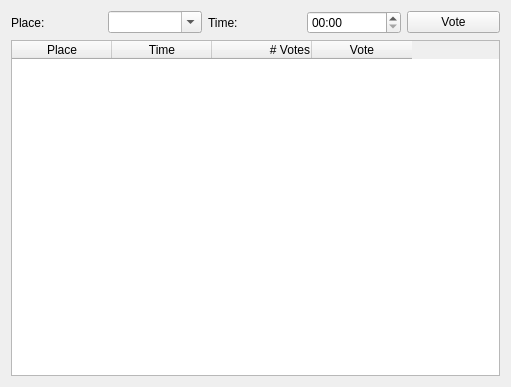
Qt form plugins/voter/voter.ui (hannesrauhe/lunchinator) before a commit.
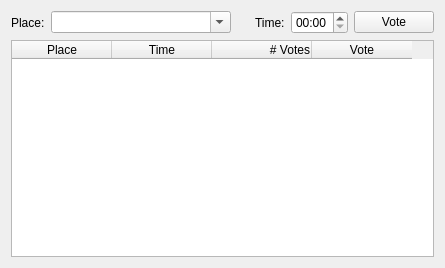
The same form after that commit.

Commit message: minor fixes for plugins voter and twitter

What changed in the file:
```diff
--- a/plugins/voter/voter.ui
+++ b/plugins/voter/voter.ui
@@ -6,8 +6,8 @@
    <rect>
     <x>0</x>
     <y>0</y>
-    <width>511</width>
-    <height>387</height>
+    <width>445</width>
+    <height>268</height>
    </rect>
   </property>
   <property name="sizePolicy">
@@ -20,6 +20,45 @@
    <string>Form</string>
   </property>
   <layout class="QGridLayout" name="gridLayout">
+   <item row="1" column="0" colspan="6">
+    <widget class="QTableWidget" name="tableWidget">
+     <property name="sortingEnabled">
+      <bool>false</bool>
+     </property>
+     <column>
+      <property name="text">
+       <string>Place</string>
+      </property>
+      <property name="textAlignment">
+       <set>AlignHCenter|AlignVCenter|AlignCenter</set>
+      </property>
+     </column>
+     <column>
+      <property name="text">
+       <string>Time</string>
+      </property>
+      <property name="textAlignment">
+       <set>AlignHCenter|AlignVCenter|AlignCenter</set>
+      </property>
+     </column>
+     <column>
+      <property name="text">
+       <string># Votes</string>
+      </property>
+      <property name="textAlignment">
+       <set>AlignRight|AlignVCenter</set>
+      </property>
+     </column>
+     <column>
+      <property name="text">
+       <string>Vote</string>
+      </property>
+      <property name="textAlignment">
+       <set>AlignHCenter|AlignVCenter|AlignCenter</set>
+      </property>
+     </column>
+    </widget>
+   </item>
    <item row="0" column="0">
     <widget class="QLabel" name="label">
      <property name="maximumSize">
@@ -33,68 +72,38 @@
      </property>
     </widget>
    </item>
-   <item row="0" column="1">
-    <widget class="QComboBox" name="comboBox">
-     <property name="editable">
-      <bool>true</bool>
-     </property>
-    </widget>
-   </item>
-   <item row="0" column="2">
+   <item row="0" column="3">
     <widget class="QLabel" name="label_2">
      <property name="text">
       <string>Time:</string>
      </property>
     </widget>
    </item>
-   <item row="0" column="3">
+   <item row="0" column="4">
     <widget class="QTimeEdit" name="timeEdit">
      <property name="displayFormat">
       <string>HH:mm</string>
      </property>
     </widget>
    </item>
-   <item row="0" column="4">
+   <item row="0" column="5">
     <widget class="QPushButton" name="pushButton">
      <property name="text">
       <string>Vote</string>
      </property>
     </widget>
    </item>
-   <item row="1" column="0" colspan="5">
-    <widget class="QTableWidget" name="tableWidget">
-     <column>
-      <property name="text">
-       <string>Place</string>
-      </property>
-      <property name="textAlignment">
-       <set>AlignHCenter|AlignVCenter|AlignCenter</set>
-      </property>
-     </column>
-     <column>
-      <property name="text">
-       <string>Time</string>
-      </property>
-      <property name="textAlignment">
-       <set>AlignHCenter|AlignVCenter|AlignCenter</set>
-      </property>
-     </column>
-     <column>
-      <property name="text">
-       <string># Votes</string>
-      </property>
-      <property name="textAlignment">
-       <set>AlignRight|AlignVCenter</set>
-      </property>
-     </column>
-     <column>
-      <property name="text">
-       <string>Vote</string>
-      </property>
-      <property name="textAlignment">
-       <set>AlignHCenter|AlignVCenter|AlignCenter</set>
-      </property>
-     </column>
+   <item row="0" column="1">
+    <widget class="QComboBox" name="comboBox">
+     <property name="minimumSize">
+      <size>
+       <width>180</width>
+       <height>0</height>
+      </size>
+     </property>
+     <property name="editable">
+      <bool>true</bool>
+     </property>
     </widget>
    </item>
   </layout>
```
Left out of the diff: 6 changed lines with no effect on the pictures. The commit also changes 4 other files.
